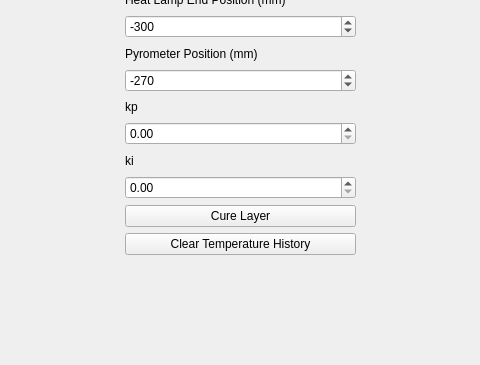
Above: src/ui/heatlampwidget.ui from BYUCreateResearchLab/CREATE_LAB_Binder_Jet_Printer before the change; both pictures show x 305 to 785 and y 308 to 673 of the 1065 by 673 pixel window. Below: the same form after it.
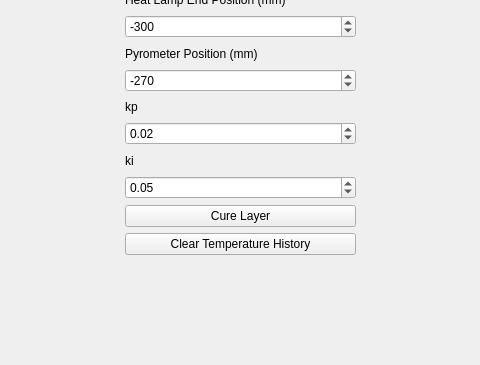
That is the form after the change.

Commit message: set default pid constants

```diff
--- a/src/ui/heatlampwidget.ui
+++ b/src/ui/heatlampwidget.ui
@@ -197,7 +197,7 @@
     <item>
      <widget class="QDoubleSpinBox" name="kpInput">
       <property name="value">
-       <double>0.000000000000000</double>
+       <double>0.020000000000000</double>
       </property>
      </widget>
     </item>
@@ -211,7 +211,7 @@
     <item>
      <widget class="QDoubleSpinBox" name="kiInput">
       <property name="value">
-       <double>0.000000000000000</double>
+       <double>0.050000000000000</double>
       </property>
      </widget>
     </item>
```
